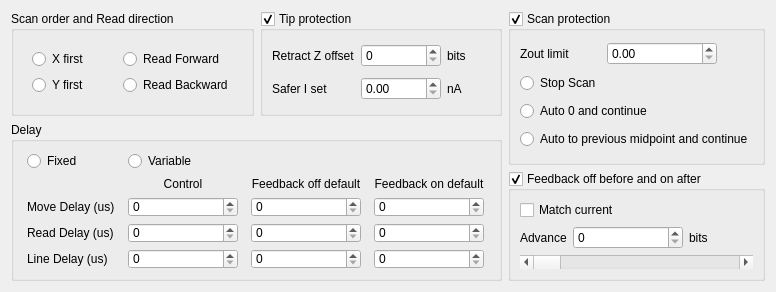
The window that pyqt5 STM software/ui/ScanOptions.ui (freestylexyz/STM-pyqt5-software) describes before a commit, drawn with Qt 5.
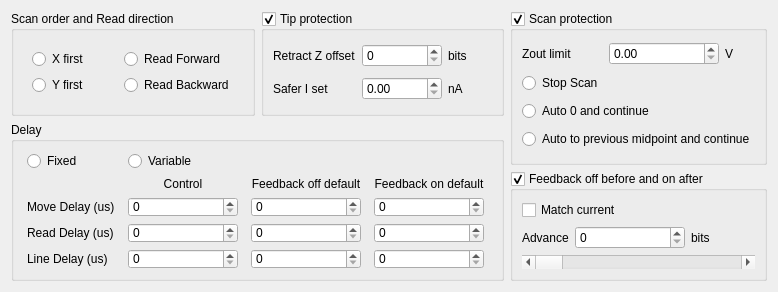
The same window after the commit.

What changed in the file:
```diff
--- a/pyqt5 STM software/ui/ScanOptions.ui
+++ b/pyqt5 STM software/ui/ScanOptions.ui
@@ -6,7 +6,7 @@
    <rect>
     <x>0</x>
     <y>0</y>
-    <width>776</width>
+    <width>778</width>
     <height>256</height>
    </rect>
   </property>
@@ -194,6 +194,13 @@
         </property>
        </widget>
       </item>
+      <item row="0" column="2">
+       <widget class="QLabel" name="label_5">
+        <property name="text">
+         <string>V</string>
+        </property>
+       </widget>
+      </item>
      </layout>
     </widget>
    </item>
```
